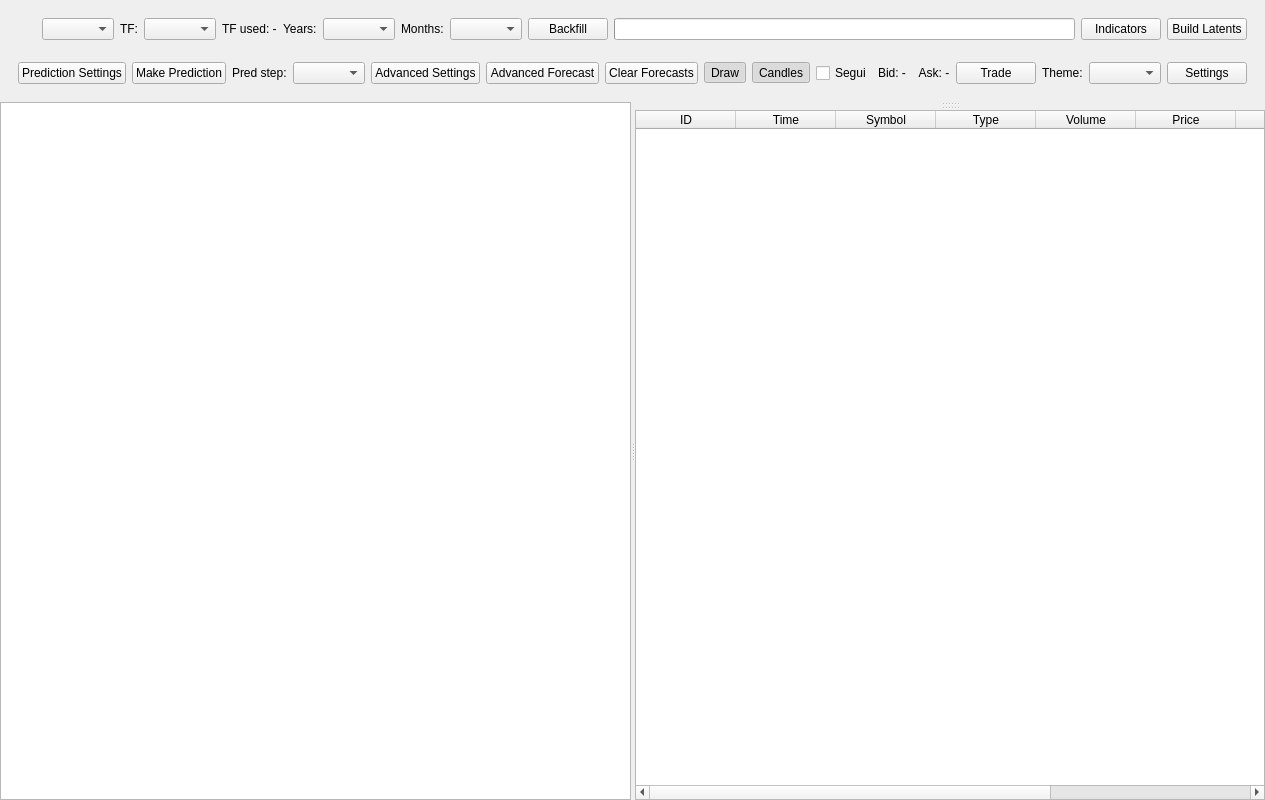
Old version of the form src/forex_diffusion/ui/chart_tab_ui.ui in the repository nuspy/AI_FX_Station.
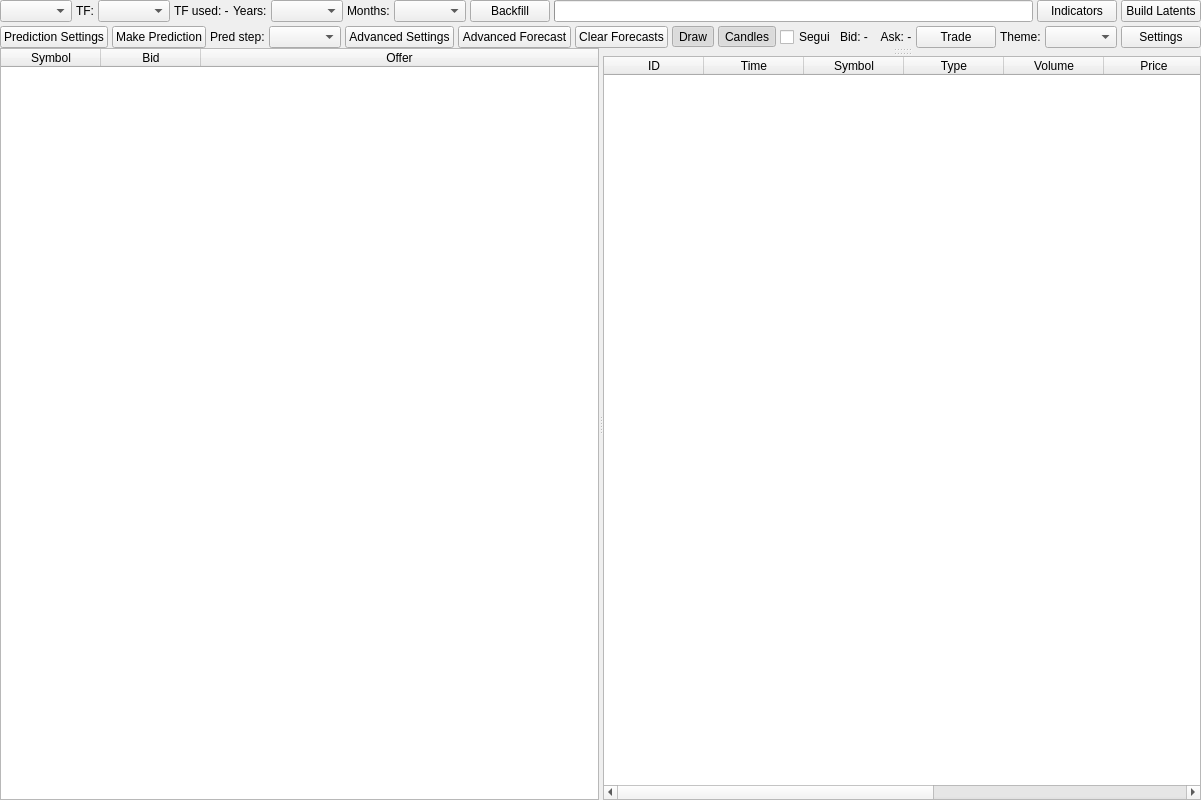
New version of the form.

```diff
--- a/src/forex_diffusion/ui/chart_tab_ui.ui
+++ b/src/forex_diffusion/ui/chart_tab_ui.ui
@@ -33,19 +33,17 @@
     <number>0</number>
    </property>
    <item>
-    <widget class="QWidget" name="topbar">
      <layout class="QVBoxLayout" name="topbar_v_layout">
       <property name="spacing">
        <number>4</number>
       </property>
       <item>
-       <widget class="QWidget" name="topbar_row_1_widget">
         <layout class="QHBoxLayout" name="topbar_layout_1">
+       <property name="spacing">
+        <number>4</number>
+       </property>
          <item>
-          <widget class="QWidget" name="toolbar_placeholder">
-           <layout class="QHBoxLayout" name="toolbar_layout">
-           </layout>
-          </widget>
+        <layout class="QHBoxLayout" name="toolbar_layout"/>
          </item>
          <item>
           <widget class="QComboBox" name="symbol_combo"/>
@@ -125,10 +123,8 @@
           </widget>
          </item>
         </layout>
-       </widget>
       </item>
       <item>
-       <widget class="QWidget" name="topbar_row_2_widget">
         <layout class="QHBoxLayout" name="topbar_layout_2">
          <item>
           <widget class="QPushButton" name="forecast_settings_btn">
@@ -256,28 +252,93 @@
           </spacer>
          </item>
         </layout>
-       </widget>
-      </item>
-     </layout>
-    </widget>
+     </item>
+    </layout>
    </item>
    <item>
     <widget class="QSplitter" name="main_splitter">
+     <property name="enabled">
+      <bool>true</bool>
+     </property>
+     <property name="sizePolicy">
+      <sizepolicy hsizetype="Expanding" vsizetype="Expanding">
+       <horstretch>0</horstretch>
+       <verstretch>0</verstretch>
+      </sizepolicy>
+     </property>
+     <property name="minimumSize">
+      <size>
+       <width>20</width>
+       <height>0</height>
+      </size>
+     </property>
      <property name="orientation">
       <enum>Qt::Horizontal</enum>
      </property>
      <widget class="QWidget" name="market_panel">
       <layout class="QVBoxLayout" name="market_panel_layout">
        <item>
-        <widget class="QListWidget" name="market_watch"/>
+        <widget class="QTableWidget" name="market_watch">
+         <property name="enabled">
+          <bool>true</bool>
+         </property>
+         <property name="columnCount">
+          <number>3</number>
+         </property>
+         <property name="rowCount">
+          <number>0</number>
+         </property>
+         <property name="toolTip">
+          <string>Offer/Bid: verde quando lo spread aumenta, rosso quando diminuisce, nero dopo 10 aggiornamenti senza variazione.</string>
+         </property>
+         <attribute name="horizontalHeaderStretchLastSection">
+          <bool>true</bool>
+         </attribute>
+         <attribute name="horizontalHeaderMinimumSectionSize">
+          <number>60</number>
+         </attribute>
+         <column>
+          <property name="text">
+           <string>Symbol</string>
+          </property>
+         </column>
+         <column>
+          <property name="text">
+           <string>Bid</string>
+          </property>
+         </column>
+         <column>
+          <property name="text">
+           <string>Offer</string>
+          </property>
+         </column>
+        </widget>
        </item>
       </layout>
      </widget>
      <widget class="QSplitter" name="right_splitter">
+      <property name="enabled">
+       <bool>true</bool>
+      </property>
+      <property name="sizePolicy">
+       <sizepolicy hsizetype="Preferred" vsizetype="Expanding">
+        <horstretch>0</horstretch>
+        <verstretch>0</verstretch>
+       </sizepolicy>
+      </property>
       <property name="orientation">
        <enum>Qt::Vertical</enum>
       </property>
       <widget class="QSplitter" name="chart_area_splitter">
+       <property name="enabled">
+        <bool>true</bool>
+       </property>
+       <property name="sizePolicy">
+        <sizepolicy hsizetype="Expanding" vsizetype="Expanding">
+         <horstretch>0</horstretch>
+         <verstretch>0</verstretch>
+        </sizepolicy>
+       </property>
        <property name="orientation">
         <enum>Qt::Vertical</enum>
        </property>
```
Left out of the diff: 11 changed lines with no effect on the pictures. Lines whose indentation alone changed are shown as unchanged.
